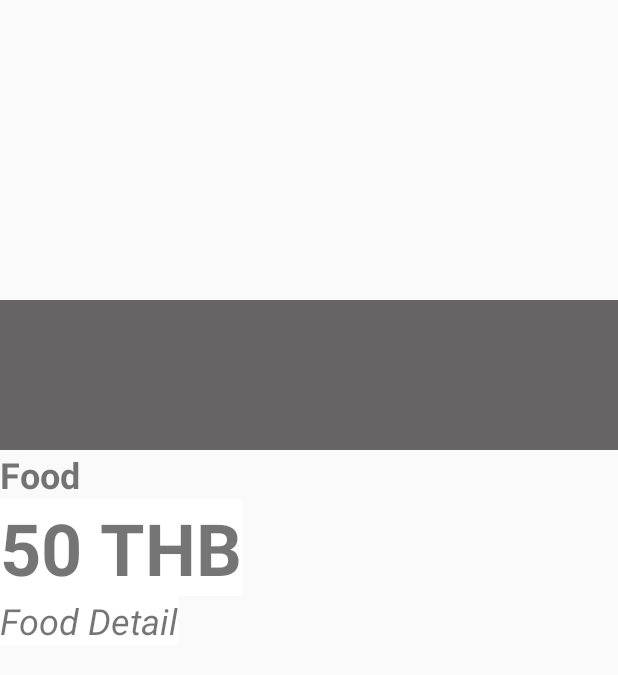
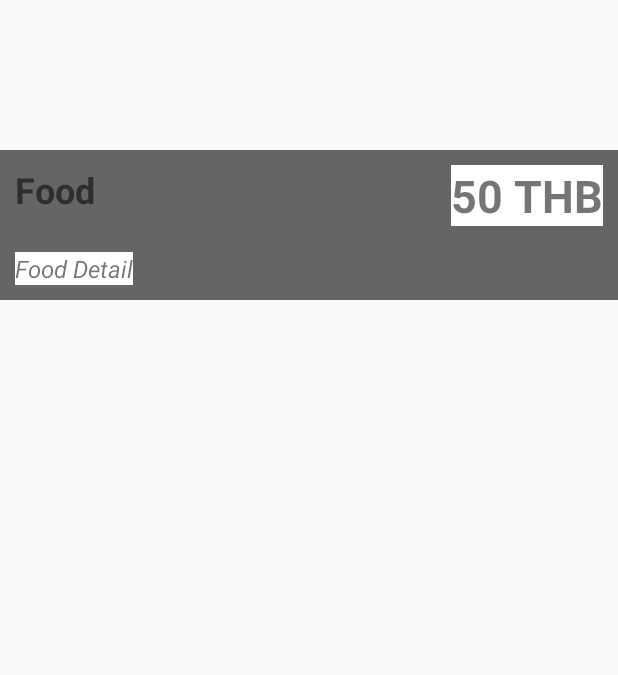
Before and after one commit to chalita29/ShowBRU, an Android app: the layout listview_food.xml on its own in the app's theme, with its tools: preview values and no code run, on a phone screen of 412 x 824 dp. Shown: the top 675 px of the screen. Run offline under Robolectric (Android 15) with nearby library versions, the phone set to English and light mode, and no system bars.

Commit message:
Finish Project

```diff
--- a/app/src/main/java/com/example/android/showbru/utility/MyConstant.java
+++ b/app/src/main/java/com/example/android/showbru/utility/MyConstant.java
@@ -4,6 +4,10 @@ public class MyConstant {
 
     private String urlAddUser = "http://androidthai.in.th/bru/addUser.php";
     private String urlGetAllUser = "http://androidthai.in.th/bru/getAllUser.php";
+    private String urlGetAllFood = "http://androidthai.in.th/bru/getAllFood.php";
+
+
+    public String getUrlGetAllFood() {return urlGetAllFood;}
 
     public String getUrlGetAllUser() {return urlGetAllUser;}
 
--- a/app/src/main/res/layout/listview_food.xml
+++ b/app/src/main/res/layout/listview_food.xml
@@ -6,7 +6,7 @@
 
     <RelativeLayout
         android:layout_width="match_parent"
-        android:layout_height="200dp"/>
+        android:layout_height="200dp">
 
         <ImageView
             android:id="@+id/imvFood"
@@ -17,8 +17,9 @@
         <RelativeLayout
             android:background="#666464"
             android:padding="10dp"
+            android:layout_alignParentBottom="true"
             android:layout_width="match_parent"
-            android:layout_height="100dp"/>
+            android:layout_height="100dp">
 
         <TextView
             android:id="@+id/txtFood"
@@ -32,7 +33,8 @@
          <TextView
              android:id="@+id/txtPrice"
          android:background="#ffffff"
-        android:textSize="48sp"
+             android:layout_alignParentRight="true"
+        android:textSize="30sp"
         android:textStyle="bold"
         android:text="50 THB"
         android:layout_width="wrap_content"
@@ -43,9 +45,10 @@
           <TextView
               android:id="@+id/txtDetail"
               android:background="#ffffff"
+              android:layout_alignParentBottom="true"
               android:ellipsize="end"
               android:maxLines="2"
-        android:textSize="24sp"
+        android:textSize="16sp"
         android:textStyle="italic"
         android:text="Food Detail"
         android:layout_width="wrap_content"
@@ -53,7 +56,9 @@
 
 
 
+</RelativeLayout>
 
+    </RelativeLayout>
 
 
 
```
Also changed, not shown: app/src/main/java/com/example/android/showbru/fragment/ServiceFragment.java (+53 -0 lines).
